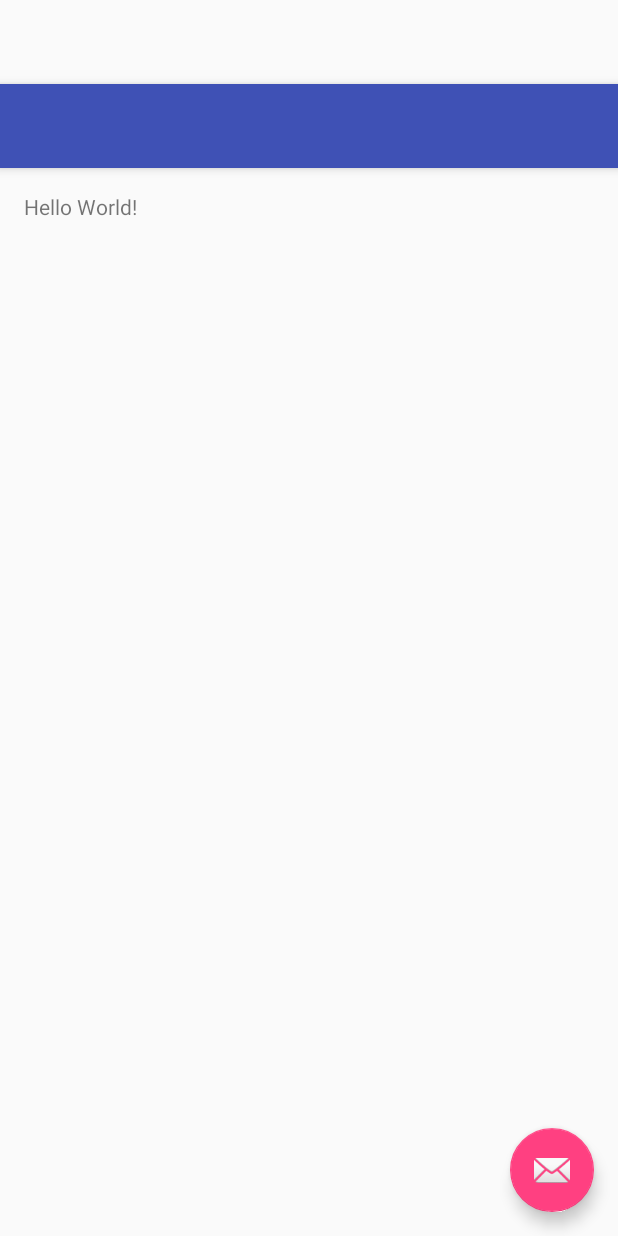
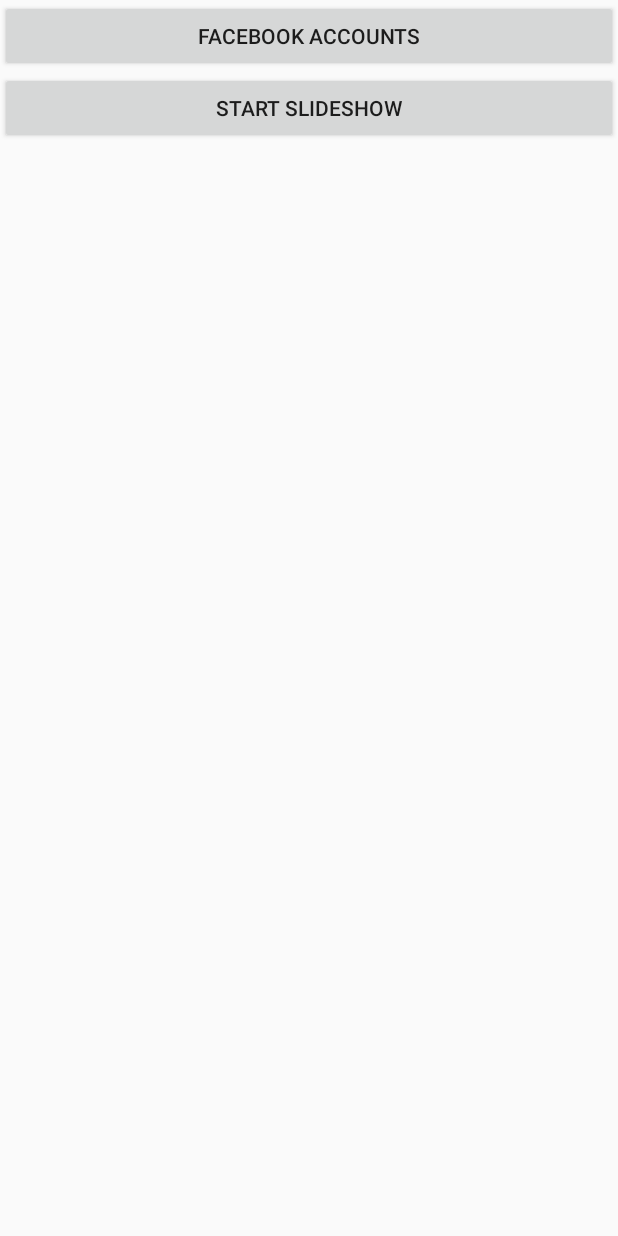
Before and after one commit to saucepwn/picturebook, an Android app: the layout activity_main.xml on its own in the app's theme, with its tools: preview values and no code run, on a phone screen of 412 x 824 dp. Run offline under Robolectric (Android 15) with nearby library versions, the phone set to English and light mode, and no system bars.

Commit message:
Add AccountsActivity, facilitate moving between the main activity and the accounts activity.

```diff
--- a/app/src/main/res/layout/activity_main.xml
+++ b/app/src/main/res/layout/activity_main.xml
@@ -1,25 +1,19 @@
 <?xml version="1.0" encoding="utf-8"?>
-<android.support.design.widget.CoordinatorLayout
+<LinearLayout
     xmlns:android="http://schemas.android.com/apk/res/android"
-    xmlns:app="http://schemas.android.com/apk/res-auto"
-    xmlns:tools="http://schemas.android.com/tools" android:layout_width="match_parent"
-    android:layout_height="match_parent" android:fitsSystemWindows="true"
-    tools:context=".MainActivity">
+    android:layout_width="match_parent"
+    android:layout_height="match_parent"
+    android:orientation="vertical">
 
-    <android.support.design.widget.AppBarLayout android:layout_height="wrap_content"
-        android:layout_width="match_parent" android:theme="@style/AppTheme.AppBarOverlay">
+    <Button
+        android:layout_width="match_parent"
+        android:layout_height="wrap_content"
+        android:onClick="launchAccountsActivity"
+        android:text="Facebook Accounts" />
 
-        <android.support.v7.widget.Toolbar android:id="@+id/toolbar"
-            android:layout_width="match_parent" android:layout_height="?attr/actionBarSize"
-            android:background="?attr/colorPrimary" app:popupTheme="@style/AppTheme.PopupOverlay" />
+    <Button
+        android:layout_width="match_parent"
+        android:layout_height="wrap_content"
+        android:text="Start Slideshow" />
 
-    </android.support.design.widget.AppBarLayout>
-
-    <include layout="@layout/content_main" />
-
-    <android.support.design.widget.FloatingActionButton android:id="@+id/fab"
-        android:layout_width="wrap_content" android:layout_height="wrap_content"
-        android:layout_gravity="bottom|end" android:layout_margin="@dimen/fab_margin"
-        android:src="@android:drawable/ic_dialog_email" />
-
-</android.support.design.widget.CoordinatorLayout>
+</LinearLayout>
--- a/app/src/main/res/layout/content_main.xml
+++ /dev/null
@@ -1,14 +0,0 @@
-<?xml version="1.0" encoding="utf-8"?>
-<RelativeLayout xmlns:android="http://schemas.android.com/apk/res/android"
-    xmlns:tools="http://schemas.android.com/tools"
-    xmlns:app="http://schemas.android.com/apk/res-auto" android:layout_width="match_parent"
-    android:layout_height="match_parent" android:paddingLeft="@dimen/activity_horizontal_margin"
-    android:paddingRight="@dimen/activity_horizontal_margin"
-    android:paddingTop="@dimen/activity_vertical_margin"
-    android:paddingBottom="@dimen/activity_vertical_margin"
-    app:layout_behavior="@string/appbar_scrolling_view_behavior"
-    tools:showIn="@layout/activity_main" tools:context=".MainActivity">
-
-    <TextView android:text="Hello World!" android:layout_width="wrap_content"
-        android:layout_height="wrap_content" />
-</RelativeLayout>
--- a/app/src/main/res/values/strings.xml
+++ b/app/src/main/res/values/strings.xml
@@ -1,4 +1,5 @@
 <resources>
     <string name="app_name">Picture Book</string>
     <string name="action_settings">Settings</string>
+    <string name="title_activity_accounts">AccountsActivity</string>
 </resources>
```
Also changed, not shown: app/src/main/AndroidManifest.xml (+10 -1 lines), app/src/main/java/net/garrettsites/picturebook/MainActivity.java (deleted, +0 -52 lines), app/src/main/java/net/garrettsites/picturebook/activities/AccountsActivity.java (added, +32 -0 lines), app/src/main/java/net/garrettsites/picturebook/activities/MainActivity.java (added, +37 -0 lines), app/src/main/res/layout/activity_accounts.xml (added, +25 -0 lines), app/src/main/res/layout/content_accounts.xml (added, +11 -0 lines).
